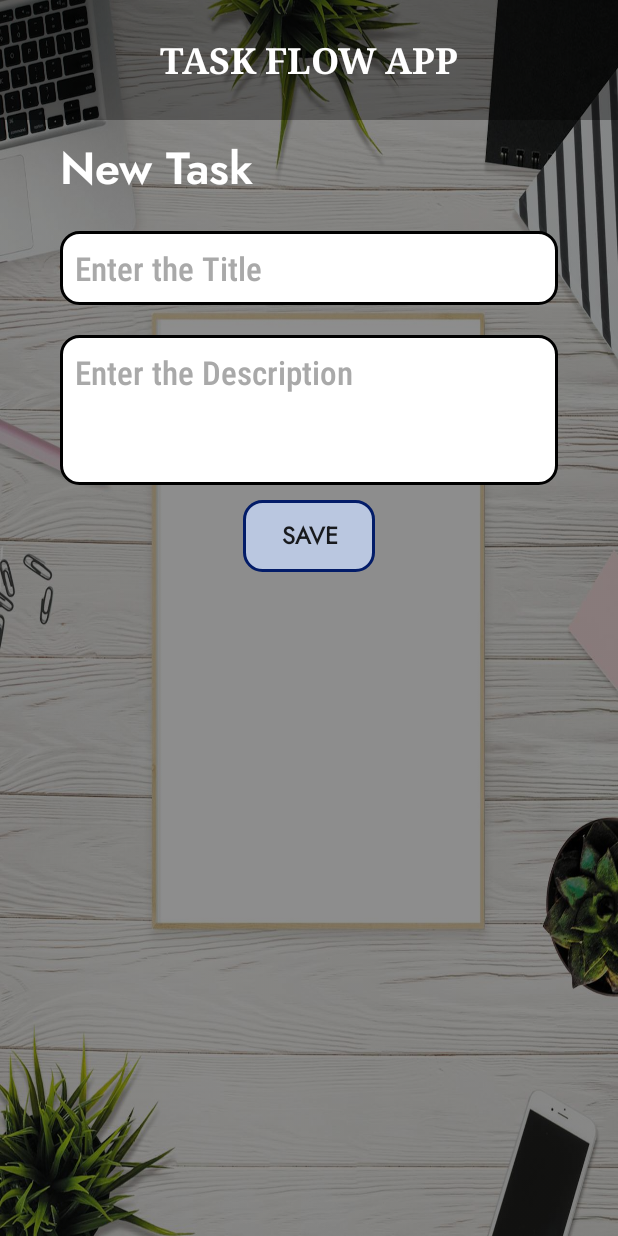
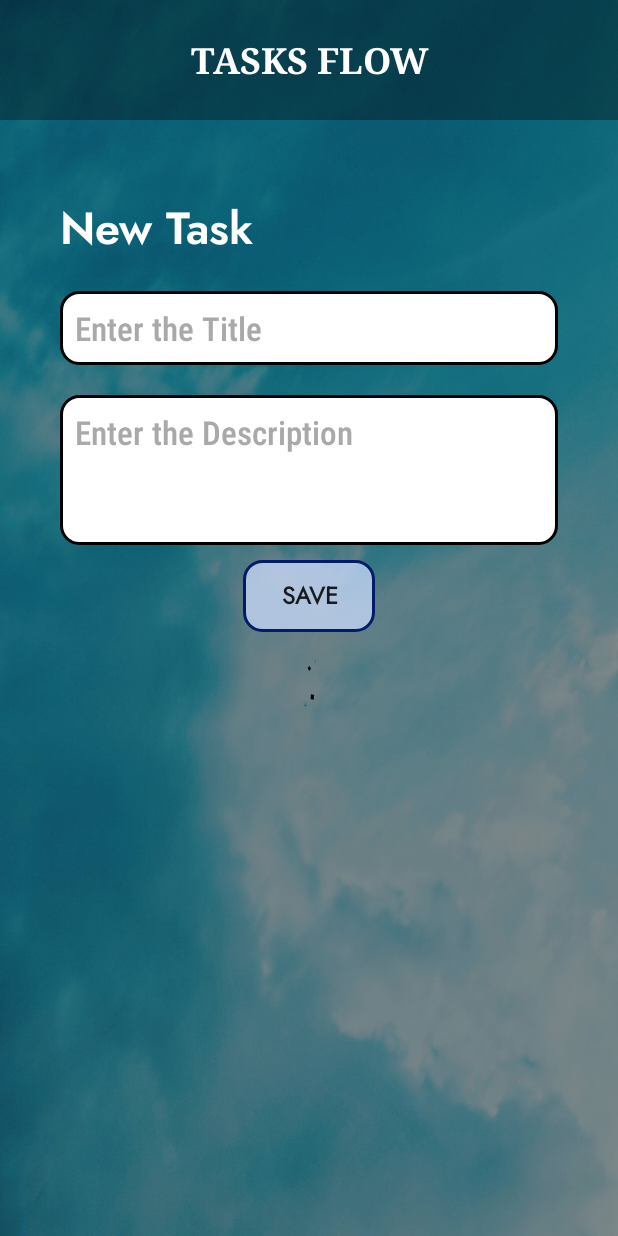
Before and after one commit to thathsaraDinu/TaskFlowApp, an Android app: the AddTaskActivity screen opened directly, with no data from a screen before it, on a phone screen of 412 x 824 dp. Run offline under Robolectric (Android 15) with nearby library versions, the phone set to English and light mode, and no system bars.

```diff
--- a/app/src/main/res/layout/activity_add_task.xml
+++ b/app/src/main/res/layout/activity_add_task.xml
@@ -25,7 +25,7 @@
         tools:ignore="RtlCompat" />
 
     <LinearLayout
-        android:layout_marginTop="80dp"
+        android:layout_marginTop="120dp"
         android:layout_width="match_parent"
         android:layout_height="wrap_content"
         android:orientation="vertical"
--- a/app/src/main/res/layout/update_task.xml
+++ b/app/src/main/res/layout/update_task.xml
@@ -25,7 +25,7 @@
         tools:ignore="RtlCompat" />
 
     <LinearLayout
-        android:layout_marginTop="80dp"
+        android:layout_marginTop="120dp"
         android:layout_width="match_parent"
         android:layout_height="wrap_content"
         android:orientation="vertical"
--- a/app/src/main/res/values/strings.xml
+++ b/app/src/main/res/values/strings.xml
@@ -1,5 +1,5 @@
 <resources>
-    <string name="app_name">Task Flow App</string>
+    <string name="app_name">Tasks Flow</string>
     <string name="addTask">Let\'s add a Task!</string>
     <string name="addTaskInfo">You can start by tapping the (+) button down there.</string>
 
--- a/settings.gradle.kts
+++ b/settings.gradle.kts
@@ -13,5 +13,5 @@ dependencyResolutionManagement {
     }
 }
 
-rootProject.name = "TaskFlowApp"
+rootProject.name = "TasksFlowApp"
 include(":app")
```
Also changed, not shown: app/src/main/res/drawable/backimage.jpg.
